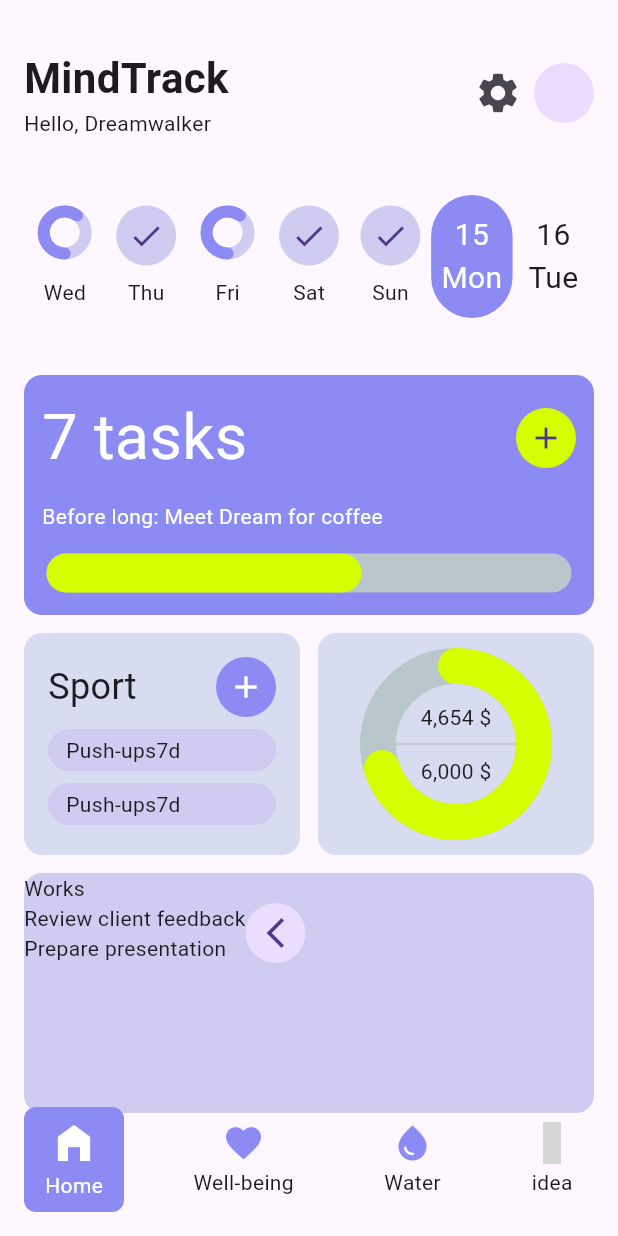
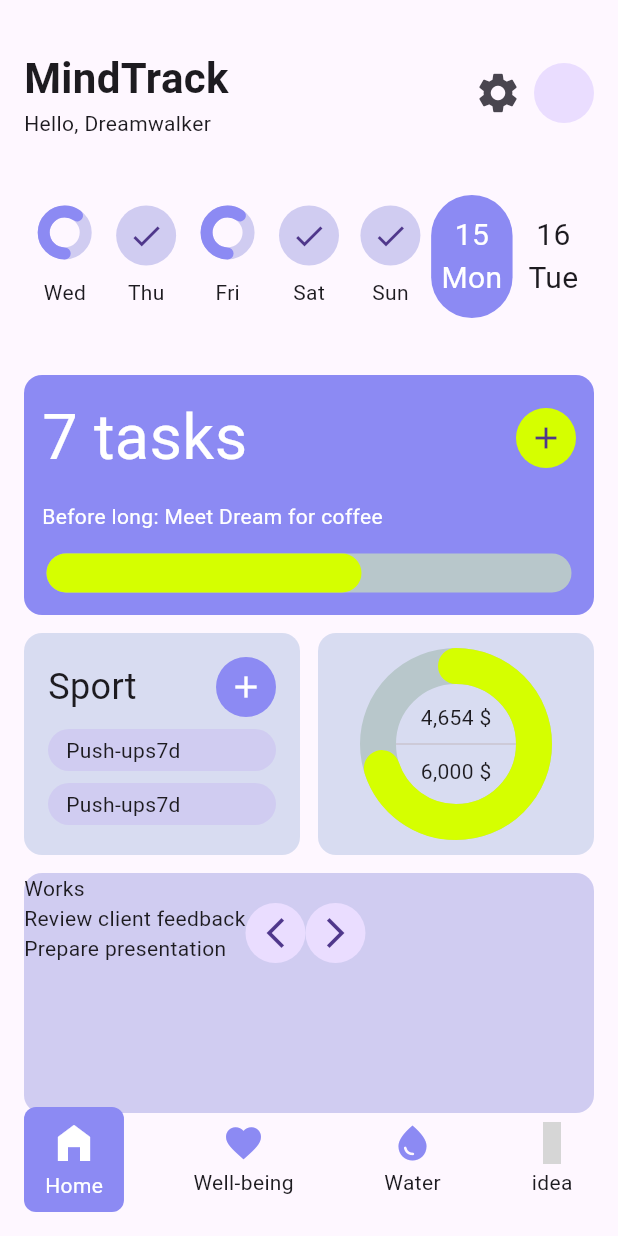
Before and after one commit to JAICHANGPARK/flutter_notebook_chapter_43, a Flutter app: the HabitJournalMainScreen screen opened directly, on a phone screen of 412 x 824 dp. Run offline on Flutter 3.47's test engine with Material 3 defaults, Android fonts, the phone set to English and light mode, and no system bars; drawn by our look-alikes of percent_indicator; our stand-ins replace gap, hugeicons; grey boxes are pictures that could not be loaded.

Commit message:
Update habit_journal_home_screen.dart

```diff
--- a/lib/ep2173_habit_journal_app/ui/home/habit_journal_home_screen.dart
+++ b/lib/ep2173_habit_journal_app/ui/home/habit_journal_home_screen.dart
@@ -364,6 +364,11 @@ class _HabitJournalHomeScreenState extends State<HabitJournalHomeScreen> {
                         child: Icon(
                           Icons.arrow_back_ios_new_sharp,
                         ),
+                      ),
+                      CircleAvatar(
+                        child: Icon(
+                          Icons.arrow_forward_ios_outlined,
+                        ),
                       )
                     ],
                   )
```
